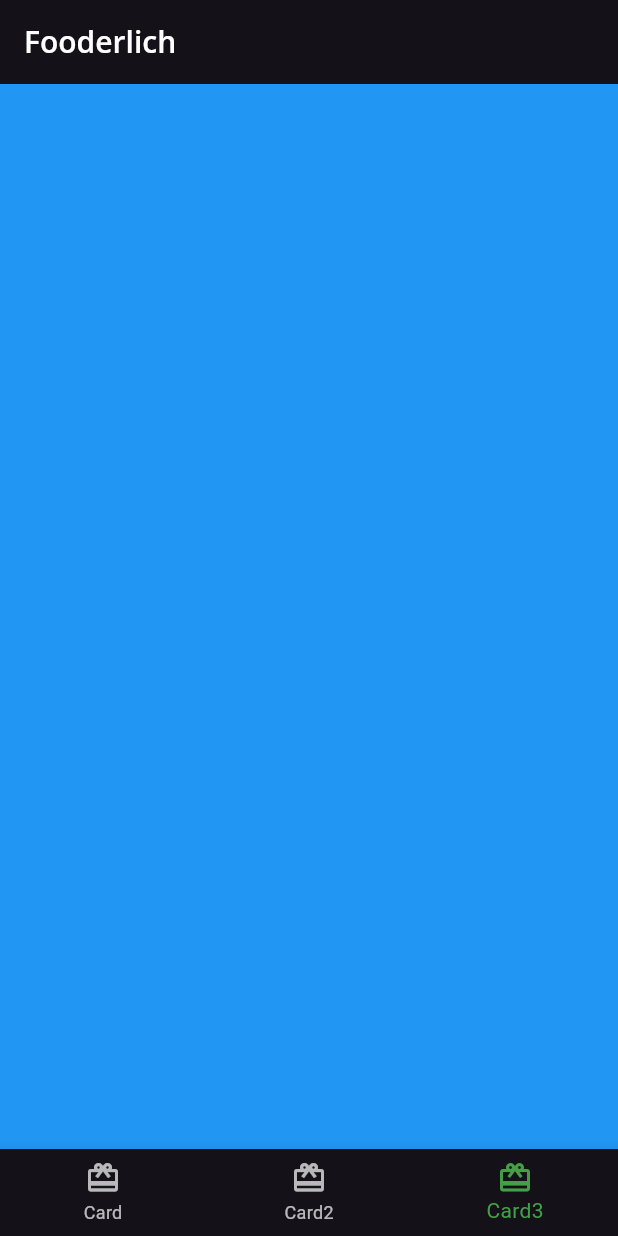
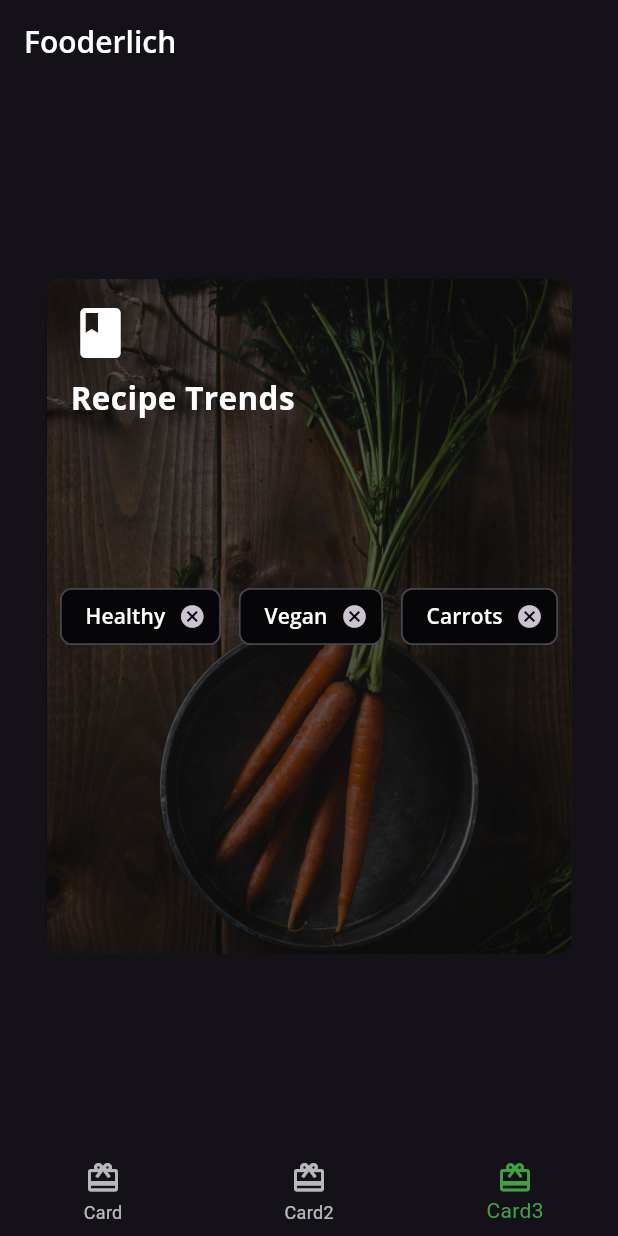
Before and after one commit to cxm1234/Flutter_Apprentice, a Flutter app: the screen it shows after launch, item 3 of the bottom bar chosen, on a phone screen of 412 x 824 dp. Run offline on Flutter 3.47's test engine with Material 3 defaults, Android fonts, the phone set to English and light mode, and no system bars; our stand-ins replace google_fonts.

Commit message:
fooderlich finished

```diff
--- /dev/null
+++ b/fooderlich/lib/card3.dart
@@ -0,0 +1,72 @@
+import 'package:flutter/cupertino.dart';
+import 'package:flutter/material.dart';
+import 'package:fooderlich/fooderlich_theme.dart';
+
+class Card3 extends StatelessWidget {
+  const Card3({super.key});
+
+  @override
+  Widget build(BuildContext context) {
+    // TODO: implement build
+    return Center(
+      child: Container(
+        constraints: const BoxConstraints.expand(width: 350, height: 450),
+        decoration: const BoxDecoration(
+          image: DecorationImage(image: AssetImage('assets/mag2.png'), fit: BoxFit.cover),
+          borderRadius: BorderRadius.all(Radius.circular(10.0))
+        ),
+        child: Stack(
+          children: [
+            Container(
+              decoration: BoxDecoration(
+                color: Colors.black.withOpacity(0.6),
+                borderRadius: const BorderRadius.all(Radius.circular(10.0))
+              ),
+            ),
+            Container(
+              padding: const EdgeInsets.all(16),
+              child: Column(
+                crossAxisAlignment: CrossAxisAlignment.start,
+                children: [
+                  const Icon(Icons.book, color: Colors.white, size: 40,),
+                  const SizedBox(height: 8,),
+                  Text('Recipe Trends', style: FooderlichTheme.darkTextTheme.headline2,),
+                  const SizedBox(height: 30,)
+                ],
+              ),
+            ),
+            Center(
+              child: Wrap(
+                alignment: WrapAlignment.start,
+                spacing: 12,
+                children: [
+                  Chip(
+                    label: Text('Healthy', style: FooderlichTheme.darkTextTheme.bodyText1,),
+                    backgroundColor: Colors.black.withOpacity(0.7),
+                    onDeleted: () {
+                      print('delete');
+                    },
+                  ),
+                  Chip(
+                    label: Text('Vegan', style: FooderlichTheme.darkTextTheme.bodyText1,),
+                    backgroundColor: Colors.black.withOpacity(0.7),
+                    onDeleted: () {
+                      print('delete');
+                    },
+                  ),
+                  Chip(
+                    label: Text('Carrots', style: FooderlichTheme.darkTextTheme.bodyText1,),
+                    backgroundColor: Colors.black.withOpacity(0.7),
+                    onDeleted: () {
+                      print('delete');
+                    },
+                  ),
+                ],
+              ),
+            )
+          ],
+        ),
+      ),
+    );
+  }
+}
--- a/fooderlich/lib/home.dart
+++ b/fooderlich/lib/home.dart
@@ -3,6 +3,7 @@ import 'package:flutter/material.dart';
 import 'package:fooderlich/card1.dart';
 
 import 'card2.dart';
+import 'card3.dart';
 
 class Home extends StatefulWidget {
   const Home({super.key});
@@ -17,7 +18,7 @@ class _HomeState extends State<Home> {
   static List<Widget> pages = <Widget>[
     const Card1(),
     const Card2(),
-    Container(color: Colors.blue)
+    const Card3(),
   ];
 
   @override
```
